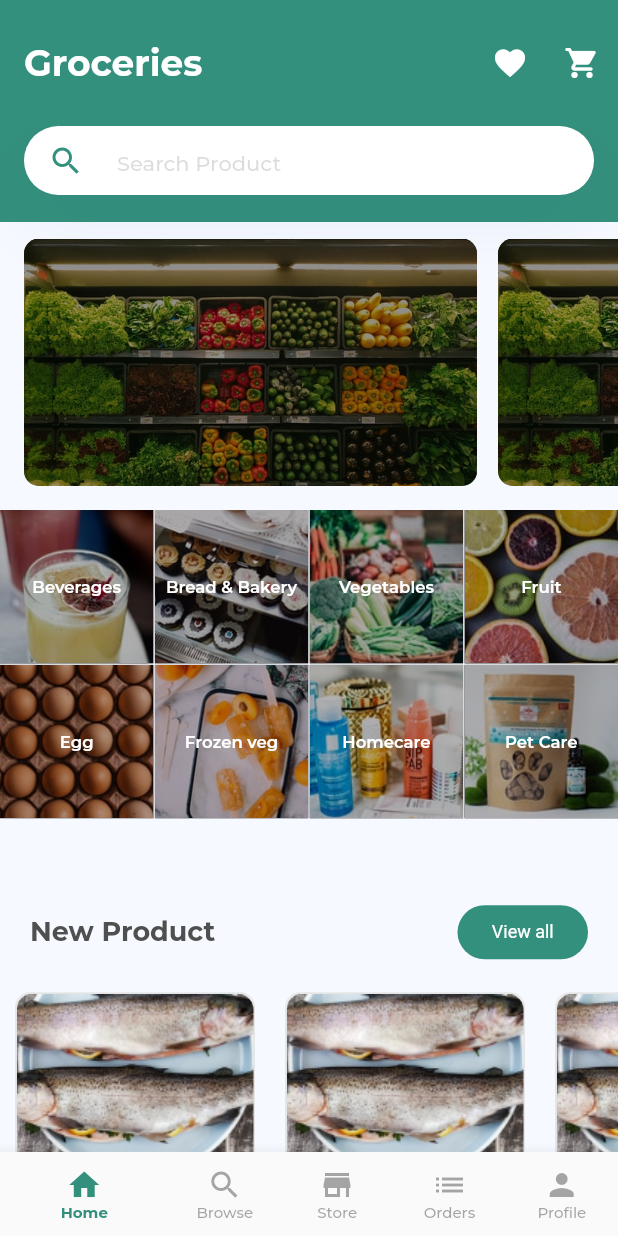
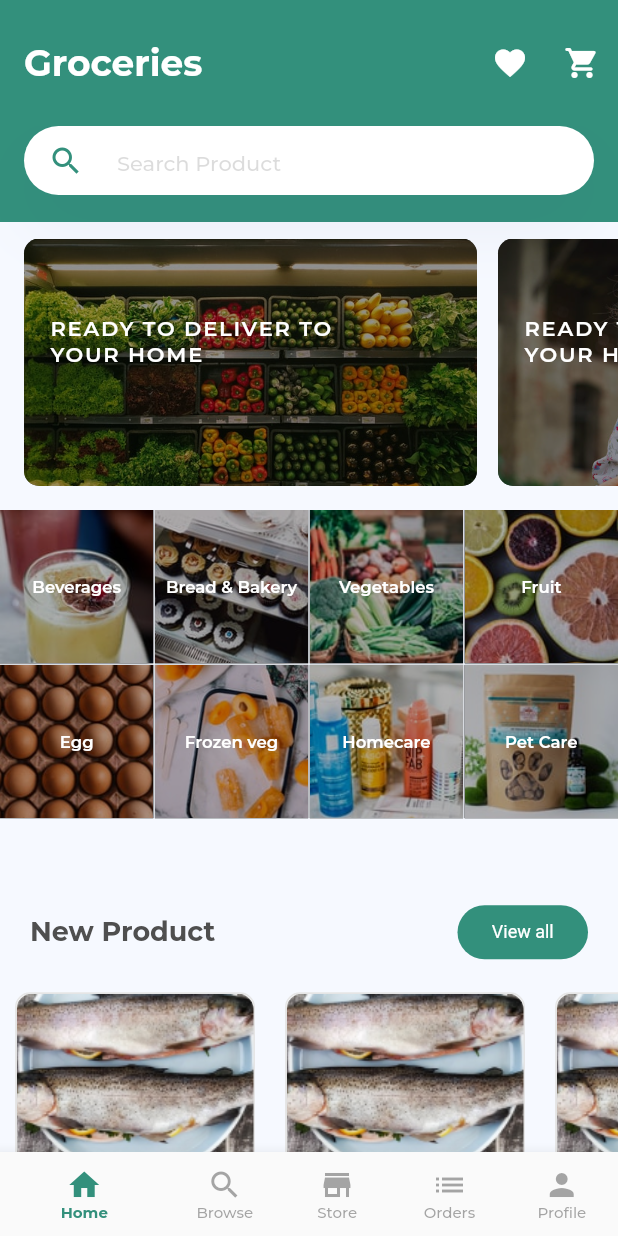
Before and after one commit to mateusisrael/tradly, a Flutter app: the screen it shows after launch, on a phone screen of 412 x 824 dp. Run offline on Flutter 3.47's test engine with Material 2 defaults, Android fonts, the phone set to English and light mode, and no system bars; project files that could hold a hidden picture were left out.

Commit message:
cards adjustments

```diff
--- a/TODO.txt
+++ b/TODO.txt
@@ -1,10 +1,12 @@
 TODO
-  criar componente de rotas
+
   Add ícones de acordo com protótipo
   ajuste no layout do componente de lista de lojas loja
   bottom navigation bar - ajustar o padding do ícone quando ele está ativo
 
 DOING
+  Remover o grupo "store to follow" da home
+  criar componente de rotas
 
 
 DONE
--- a/lib/components/row_cards.dart
+++ b/lib/components/row_cards.dart
@@ -24,6 +24,19 @@ class CardsScrow extends StatelessWidget {
                   opacity: 0.6),
               color: Colors.black,
             ),
+            child: Padding(
+              padding: const EdgeInsets.only(top: 51, left: 17, right: 80),
+              child: Column(
+                children: [
+                  Text('Ready to deliver to your home'.toUpperCase(),
+                      style: const TextStyle(
+                          fontSize: 14,
+                          fontWeight: FontWeight.w600,
+                          letterSpacing: 1.2,
+                          color: Colors.white))
+                ],
+              ),
+            ),
           ),
           Container(
             margin: const EdgeInsets.symmetric(horizontal: 7),
@@ -33,9 +46,22 @@ class CardsScrow extends StatelessWidget {
               image: DecorationImage(
                   fit: BoxFit.fitWidth,
                   alignment: Alignment.topLeft,
-                  image: AssetImage('images/card1.jpeg'),
+                  image: AssetImage('images/comer-saudavel.jpg'),
                   opacity: 0.6),
               color: Colors.black,
+            ),
+            child: Padding(
+              padding: const EdgeInsets.only(top: 51, left: 17, right: 80),
+              child: Column(
+                children: [
+                  Text('Ready to deliver to your home'.toUpperCase(),
+                      style: const TextStyle(
+                          fontSize: 14,
+                          fontWeight: FontWeight.w600,
+                          letterSpacing: 1.2,
+                          color: Colors.white))
+                ],
+              ),
             ),
           ),
           Container(
@@ -46,9 +72,22 @@ class CardsScrow extends StatelessWidget {
               image: DecorationImage(
                   fit: BoxFit.fitWidth,
                   alignment: Alignment.topLeft,
-                  image: AssetImage('images/card1.jpeg'),
+                  image: AssetImage('images/comer-saudavel2.jpg'),
                   opacity: 0.6),
               color: Colors.black,
+            ),
+            child: Padding(
+              padding: const EdgeInsets.only(top: 51, left: 17, right: 80),
+              child: Column(
+                children: [
+                  Text('Ready to deliver to your home'.toUpperCase(),
+                      style: const TextStyle(
+                          fontSize: 14,
+                          fontWeight: FontWeight.w600,
+                          letterSpacing: 1.2,
+                          color: Colors.white))
+                ],
+              ),
             ),
           ),
         ],
--- a/lib/screens/home.dart
+++ b/lib/screens/home.dart
@@ -57,8 +57,6 @@ class Home extends StatelessWidget {
             title: 'New Product',
           ),
           const CategoryGroup(title: 'Popular Product'),
-          const CategoryGroup(
-              title: 'Store to follow', hasBackgroundColor: true),
           Container(
             height: 90,
           )
```
Also changed, not shown: images/comer-saudavel.jpg (added), images/comer-saudavel2.jpg (added), images/fruits.jpg (added).
